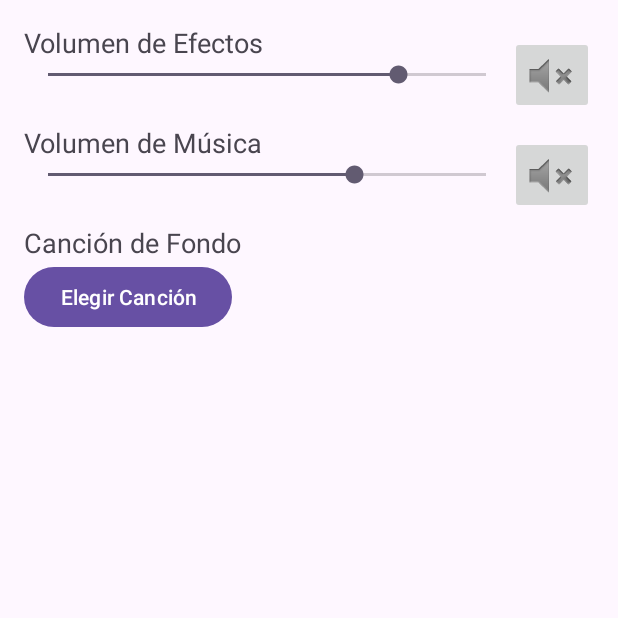
After one commit to Arguelless/La_Ruleta_De_La_Suerte, an Android app: the ajustesActivity screen opened directly, with no data from a screen before it, on a phone screen of 412 x 824 dp, the top half of it. The commit adds this screen. Run offline under Robolectric (Android 15) with nearby library versions, the phone set to English and light mode, and no system bars; Roboto replaces fonts that are not available here.

Commit message:
Implementada musica de fondo, menu de opciones para regular sonidos y selección de canción de fondo

```diff
--- a/app/src/main/AndroidManifest.xml
+++ b/app/src/main/AndroidManifest.xml
@@ -13,7 +13,7 @@
         android:theme="@style/Theme.La_Ruleta_De_La_Suerte"
         tools:targetApi="31">
         <activity
-            android:name=".ui.main.MainActivity"
+            android:name=".PrincipalActivity"
             android:exported="true">
             <intent-filter>
                 <action android:name="android.intent.action.MAIN" />
@@ -21,6 +21,10 @@
                 <category android:name="android.intent.category.LAUNCHER" />
             </intent-filter>
         </activity>
+        <activity android:name=".ui.main.ajustesActivity" />
+        <activity android:name=".ui.main.MainActivity" />
+        <service android:name=".ui.main.services.MusicService" />
+
         <meta-data
             android:name="preloaded_fonts"
             android:resource="@array/preloaded_fonts" />
--- /dev/null
+++ b/app/src/main/java/com/example/la_ruleta_de_la_suerte/ui/main/ajustesActivity.kt
@@ -0,0 +1,83 @@
+package com.example.la_ruleta_de_la_suerte.ui.main
+
+import android.content.Intent
+import android.net.Uri
+import android.os.Bundle
+import android.widget.*
+import androidx.activity.result.contract.ActivityResultContracts
+import androidx.appcompat.app.AppCompatActivity
+import com.example.la_ruleta_de_la_suerte.R
+import com.example.la_ruleta_de_la_suerte.ui.main.services.MusicService
+
+class ajustesActivity : AppCompatActivity() {
+
+    private lateinit var effectsSeekBar: SeekBar
+    private lateinit var musicSeekBar: SeekBar
+    private lateinit var muteEffectsBtn: ImageButton
+    private lateinit var muteMusicBtn: ImageButton
+    private lateinit var selectSongBtn: Button
+
+    private var isMusicMuted = false
+    private var isEffectsMuted = false
+
+    private val selectAudioLauncher = registerForActivityResult(
+        ActivityResultContracts.GetContent()
+    ) { uri: Uri? ->
+        uri?.let {
+            val intent = Intent(this, MusicService::class.java).apply {
+                putExtra("songUri", it.toString())
+            }
+            startService(intent)
+            Toast.makeText(this, "Reproduciendo canción seleccionada", Toast.LENGTH_SHORT).show()
+        }
+    }
+
+    override fun onCreate(savedInstanceState: Bundle?) {
+        super.onCreate(savedInstanceState)
+        setContentView(R.layout.ajustes)
+
+        effectsSeekBar = findViewById(R.id.seekBarEffects)
+        musicSeekBar = findViewById(R.id.seekBarMusic)
+        muteEffectsBtn = findViewById(R.id.btnMuteEffects)
+        muteMusicBtn = findViewById(R.id.btnMuteMusic)
+        selectSongBtn = findViewById(R.id.btnSelectSong)
+
+        // Volúmenes iniciales
+        effectsSeekBar.progress = 80
+        musicSeekBar.progress = 70
+
+        effectsSeekBar.setOnSeekBarChangeListener(object : SeekBar.OnSeekBarChangeListener {
+            override fun onProgressChanged(sb: SeekBar?, progress: Int, fromUser: Boolean) {
+                // Lógica de efectos (si usas SoundPool)
+            }
+
+            override fun onStartTrackingTouch(sb: SeekBar?) {}
+            override fun onStopTrackingTouch(sb: SeekBar?) {}
+        })
+
+        musicSeekBar.setOnSeekBarChangeListener(object : SeekBar.OnSeekBarChangeListener {
+            override fun onProgressChanged(sb: SeekBar?, progress: Int, fromUser: Boolean) {
+                // Aquí puedes añadir comunicación con el servicio para cambiar volumen si lo implementas
+                // Pero por ahora lo dejamos fijo o lo manejas dentro del servicio
+            }
+
+            override fun onStartTrackingTouch(sb: SeekBar?) {}
+            override fun onStopTrackingTouch(sb: SeekBar?) {}
+        })
+
+        muteEffectsBtn.setOnClickListener {
+            isEffectsMuted = !isEffectsMuted
+            Toast.makeText(this, if (isEffectsMuted) "Efectos silenciados" else "Efectos activados", Toast.LENGTH_SHORT).show()
+        }
+
+        muteMusicBtn.setOnClickListener {
+            isMusicMuted = !isMusicMuted
+            // Solo mostramos mensaje por ahora. Puedes enviar un Intent para pausar/reanudar en el servicio
+            Toast.makeText(this, if (isMusicMuted) "Música silenciada" else "Música activada", Toast.LENGTH_SHORT).show()
+        }
+
+        selectSongBtn.setOnClickListener {
+            selectAudioLauncher.launch("audio/*")
+        }
+    }
+}
--- a/app/src/main/res/layout/ajustes.xml
+++ b/app/src/main/res/layout/ajustes.xml
@@ -2,18 +2,89 @@
 <androidx.constraintlayout.widget.ConstraintLayout xmlns:android="http://schemas.android.com/apk/res/android"
     xmlns:app="http://schemas.android.com/apk/res-auto"
     xmlns:tools="http://schemas.android.com/tools"
-    android:id="@+id/main"
     android:layout_width="match_parent"
     android:layout_height="match_parent"
-    tools:context=".ui.main.MainActivity">
+    tools:context=".ui.main.ajustesActivity"
+    android:padding="16dp">
 
+    <!-- Volumen de efectos -->
     <TextView
+        android:id="@+id/textEffectsVolume"
         android:layout_width="wrap_content"
         android:layout_height="wrap_content"
-        android:text="Hello World!"
-        app:layout_constraintBottom_toBottomOf="parent"
-        app:layout_constraintEnd_toEndOf="parent"
+        android:text="Volumen de Efectos"
+        android:textSize="18sp"
+        app:layout_constraintTop_toTopOf="parent"
+        app:layout_constraintStart_toStartOf="parent" />
+
+    <SeekBar
+        android:id="@+id/seekBarEffects"
+        android:layout_width="0dp"
+        android:layout_height="wrap_content"
+        android:max="100"
+        app:layout_constraintTop_toBottomOf="@id/textEffectsVolume"
         app:layout_constraintStart_toStartOf="parent"
-        app:layout_constraintTop_toTopOf="parent" />
+        app:layout_constraintEnd_toStartOf="@+id/btnMuteEffects"
+        app:layout_constraintHorizontal_weight="1" />
+
+    <ImageButton
+        android:id="@+id/btnMuteEffects"
+        android:layout_width="wrap_content"
+        android:layout_height="wrap_content"
+        android:src="@android:drawable/ic_lock_silent_mode"
+        android:contentDescription="Silenciar efectos"
+        app:layout_constraintTop_toTopOf="@id/seekBarEffects"
+        app:layout_constraintBottom_toBottomOf="@id/seekBarEffects"
+        app:layout_constraintEnd_toEndOf="parent" />
+
+    <!-- Volumen de música -->
+    <TextView
+        android:id="@+id/textMusicVolume"
+        android:layout_width="wrap_content"
+        android:layout_height="wrap_content"
+        android:text="Volumen de Música"
+        android:textSize="18sp"
+        app:layout_constraintTop_toBottomOf="@id/seekBarEffects"
+        app:layout_constraintStart_toStartOf="parent"
+        android:layout_marginTop="24dp" />
+
+    <SeekBar
+        android:id="@+id/seekBarMusic"
+        android:layout_width="0dp"
+        android:layout_height="wrap_content"
+        android:max="100"
+        app:layout_constraintTop_toBottomOf="@id/textMusicVolume"
+        app:layout_constraintStart_toStartOf="parent"
+        app:layout_constraintEnd_toStartOf="@+id/btnMuteMusic"
+        app:layout_constraintHorizontal_weight="1" />
+
+    <ImageButton
+        android:id="@+id/btnMuteMusic"
+        android:layout_width="wrap_content"
+        android:layout_height="wrap_content"
+        android:src="@android:drawable/ic_lock_silent_mode"
+        android:contentDescription="Silenciar música"
+        app:layout_constraintTop_toTopOf="@id/seekBarMusic"
+        app:layout_constraintBottom_toBottomOf="@id/seekBarMusic"
+        app:layout_constraintEnd_toEndOf="parent" />
+
+    <!-- Selección de canción -->
+    <TextView
+        android:id="@+id/textSelectSong"
+        android:layout_width="wrap_content"
+        android:layout_height="wrap_content"
+        android:text="Canción de Fondo"
+        android:textSize="18sp"
+        app:layout_constraintTop_toBottomOf="@id/seekBarMusic"
+        app:layout_constraintStart_toStartOf="parent"
+        android:layout_marginTop="24dp" />
+
+    <Button
+        android:id="@+id/btnSelectSong"
+        android:layout_width="wrap_content"
+        android:layout_height="wrap_content"
+        android:text="Elegir Canción"
+        app:layout_constraintTop_toBottomOf="@id/textSelectSong"
+        app:layout_constraintStart_toStartOf="parent" />
 
 </androidx.constraintlayout.widget.ConstraintLayout>
--- a/gradle/libs.versions.toml
+++ b/gradle/libs.versions.toml
@@ -1,5 +1,5 @@
 [versions]
-agp = "8.9.0"
+agp = "8.9.1"
 kotlin = "2.1.10"
 coreKtx = "1.15.0"
 junit = "4.13.2"
```
Also changed, not shown: app/src/main/java/com/example/la_ruleta_de_la_suerte/ui/main/MainActivity.kt (+9 -0 lines), app/src/main/java/com/example/la_ruleta_de_la_suerte/ui/main/principalActivity.kt (added, +33 -0 lines), app/src/main/java/com/example/la_ruleta_de_la_suerte/ui/main/services/MusicService.kt (added, +49 -0 lines), app/src/main/res/layout/juego.xml (+13 -2 lines), app/src/main/res/layout/principal.xml (+49 -9 lines), 1 other file.
